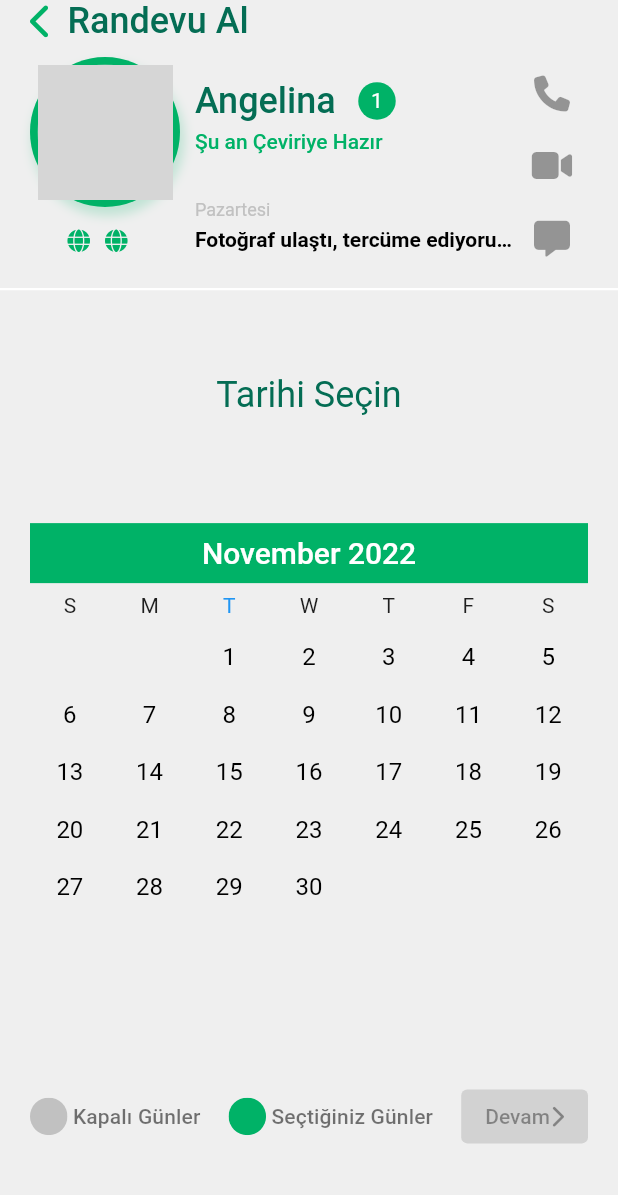
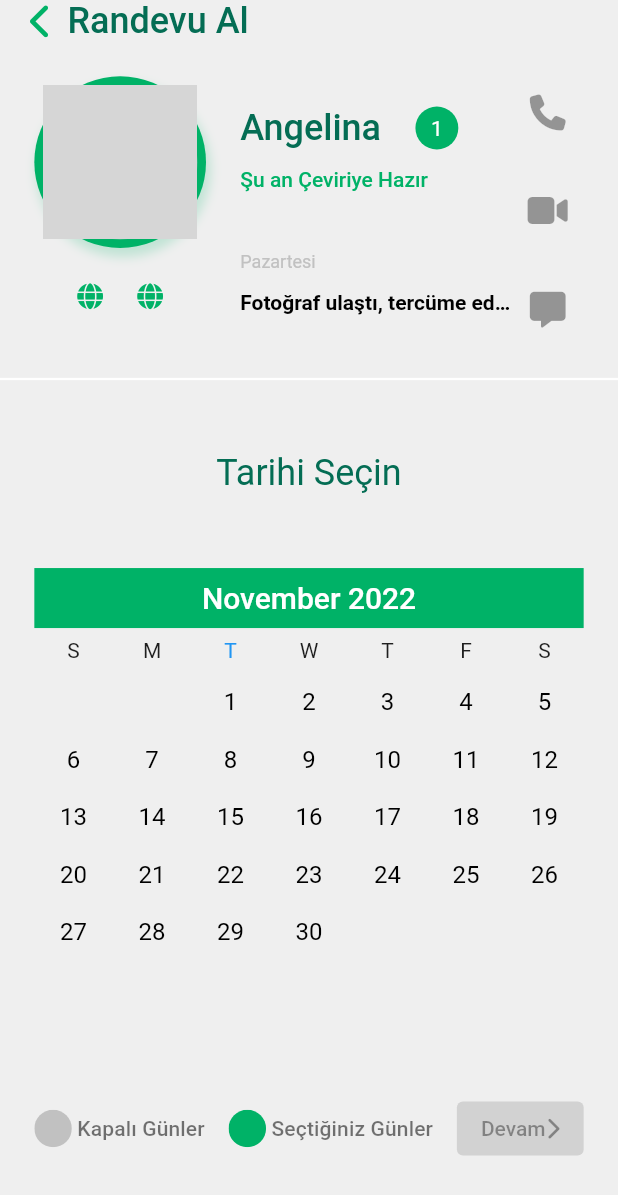
Before and after one commit to burhanKaynak/help_me_to_speak, a Flutter app: the TranslatorAppointmentView screen opened directly, on a phone screen of 412 x 824 dp. Shown: the top 1195 px of the screen. Run offline on Flutter 3.47's test engine with Material 2 defaults, Android fonts, the phone set to English and light mode, and no system bars; drawn by our look-alikes of cached_network_image, syncfusion_flutter_datepicker; our stand-ins replace flutter_screenutil, font_awesome_flutter, im_stepper; network calls fail; grey boxes are pictures that could not be loaded.

Commit message:
layout sizer

```diff
--- a/lib/main.dart
+++ b/lib/main.dart
@@ -1,9 +1,9 @@
 import 'package:flutter/material.dart';
 import 'package:flutter_screenutil/flutter_screenutil.dart';
+import 'package:help_me_to_speak/views/home/translator_appointment_view/translator_appointment_view.dart';
 
 import 'themes/project_theme_manager.dart';
 import 'themes/project_themes.dart';
-import 'views/home/home_view.dart';
 import 'widgets/app_scroll_behavior.dart';
 
 void main() {
@@ -23,7 +23,7 @@ class MyApp extends StatelessWidget {
               theme: lightTheme,
               darkTheme: darkTheme,
               themeMode: _themeManager.themeMode,
-              home: const HomeView(),
+              home: const TranslatorAppointmentView(),
             ));
   }
 }
--- /dev/null
+++ b/lib/utils/const/app_padding.dart
@@ -0,0 +1,9 @@
+import 'package:flutter/cupertino.dart';
+import 'package:flutter_screenutil/flutter_screenutil.dart';
+
+class AppPadding {
+  static final layoutPadding = const EdgeInsets.all(20).r;
+  static final verticalPadding = const EdgeInsets.symmetric(vertical: 20).r;
+  static final horizontalPadding = const EdgeInsets.symmetric(horizontal: 20).r;
+  static final avatarPadding = const EdgeInsets.all(5).r;
+}
--- /dev/null
+++ b/lib/utils/const/app_sizer.dart
@@ -0,0 +1,27 @@
+import 'package:flutter_screenutil/flutter_screenutil.dart';
+
+class AppSizer {
+  static final avatarSmall = 50.r;
+  static final avatarMedium = 75.r;
+  static final avatarLarge = 100.r;
+
+  static final imageSmallW = 75.w;
+  static final imageMediumW = 150.w;
+  static final imageLargeW = 225.w;
+
+  static final imageSmallH = 75.h;
+  static final imageMediumH = 150.h;
+  static final imageLargeH = 225.h;
+
+  static final iconSmall = 15.r;
+  static final iconMedium = 25.r;
+  static final iconLarge = 35.r;
+
+  static final circleSmall = 25.r;
+  static final circleMedium = 35.r;
+  static final circleLarge = 45.r;
+
+  static final cardSmall = 50.h;
+  static final cardMedium = 100.h;
+  static final cardLarge = 150.h;
+}
--- /dev/null
+++ b/lib/utils/const/app_spacer.dart
@@ -0,0 +1,11 @@
+import 'package:flutter_screenutil/flutter_screenutil.dart';
+
+class AppSpacer {
+  static final verticalSmallSpace = 10.verticalSpace;
+  static final verticalMediumSpace = 15.verticalSpace;
+  static final verticalLargeSpace = 20.verticalSpace;
+
+  static final horizontalSmallSpace = 10.horizontalSpace;
+  static final horizontalMediumSpace = 15.horizontalSpace;
+  static final horizontalLargeSpace = 20.horizontalSpace;
+}
--- a/lib/views/conversation/call_view/call_view.dart
+++ b/lib/views/conversation/call_view/call_view.dart
@@ -31,10 +31,6 @@ class _CallViewState extends State<CallView> {
   Widget get _buildHeader => Column(
         children: [
           const AppListCircleAvatar(
-              circleRadius: 100,
-              avatarHeight: 180,
-              avatarWidth: 180,
-              iconSize: 25,
               url:
                   'https://img.freepik.com/free-photo/modern-woman-taking-selfie_23-2147893976.jpg?w=1380&t=st=1664901155~exp=1664901755~hmac=9127862f43915452a82d24ac02ba9768ff5b63354f3f46bcaf54bbf830d34235',
               isOnline: true,
--- a/lib/views/home/account_view/account_view.dart
+++ b/lib/views/home/account_view/account_view.dart
@@ -2,6 +2,7 @@ import 'package:flutter/material.dart';
 import 'package:flutter_screenutil/flutter_screenutil.dart';
 import 'package:font_awesome_flutter/font_awesome_flutter.dart';
 import 'package:help_me_to_speak/themes/project_themes.dart';
+import 'package:help_me_to_speak/utils/const/app_padding.dart';
 import 'package:help_me_to_speak/widgets/app_buttons.dart';
 import 'package:help_me_to_speak/widgets/app_circle_avatar.dart';
 
@@ -16,7 +17,7 @@ class _AccountViewState extends State<AccountView> {
   @override
   Widget build(BuildContext context) {
     return Padding(
-      padding: const EdgeInsets.symmetric(horizontal: 20),
+      padding: AppPadding.horizontalPadding,
       child: Column(
         children: [
           15.verticalSpace,
--- a/lib/views/home/account_view/password_change_view/password_change_view.dart
+++ b/lib/views/home/account_view/password_change_view/password_change_view.dart
@@ -1,6 +1,7 @@
 import 'package:flutter/material.dart';
 import 'package:flutter/src/widgets/framework.dart';
 import 'package:flutter_screenutil/flutter_screenutil.dart';
+import 'package:help_me_to_speak/utils/const/app_padding.dart';
 
 import '../../../../widgets/app_buttons.dart';
 import '../../../../widgets/app_header.dart';
@@ -14,7 +15,7 @@ class PasswordChangeView extends StatelessWidget {
     return Scaffold(
       appBar: const AppHeader(backButton: true, title: 'Şifre Değiştir'),
       body: Padding(
-        padding: const EdgeInsets.all(20.0).r,
+        padding: AppPadding.layoutPadding,
         child: Form(
             child: Column(
           children: [
--- a/lib/views/home/chat_list_view/chat_list_view.dart
+++ b/lib/views/home/chat_list_view/chat_list_view.dart
@@ -1,4 +1,5 @@
 import 'package:flutter/material.dart';
+import 'package:help_me_to_speak/utils/const/app_padding.dart';
 import 'package:help_me_to_speak/widgets/app_card.dart';
 import 'package:help_me_to_speak/widgets/app_search_field.dart';
 
@@ -56,7 +57,7 @@ class _ChatListViewState extends State<ChatListView> {
     return Column(
       children: [
         Padding(
-          padding: const EdgeInsets.symmetric(horizontal: 20),
+          padding: AppPadding.horizontalPadding,
           child: Column(
             children: [
               AppSearchBarField(),
--- a/lib/views/home/home_view.dart
+++ b/lib/views/home/home_view.dart
@@ -1,8 +1,8 @@
 import 'package:flutter/material.dart';
 import 'package:font_awesome_flutter/font_awesome_flutter.dart';
+import 'package:help_me_to_speak/views/home/translator_list_view/translator_list_view.dart';
 
 import '../../widgets/app_header.dart';
-import 'account_view/account_view.dart';
 
 class HomeView extends StatefulWidget {
   const HomeView({super.key});
@@ -16,7 +16,7 @@ class _HomeViewState extends State<HomeView> {
   Widget build(BuildContext context) {
     return Scaffold(
       appBar: const AppHeader(title: 'Messages'),
-      body: const AccountView(),
+      body: const TranslatorListView(),
       bottomNavigationBar:
           BottomNavigationBar(items: const <BottomNavigationBarItem>[
         BottomNavigationBarItem(
--- a/lib/views/home/translator_appointment_view/translator_appointment_view.dart
+++ b/lib/views/home/translator_appointment_view/translator_appointment_view.dart
@@ -1,6 +1,7 @@
 import 'package:flutter/material.dart';
 import 'package:font_awesome_flutter/font_awesome_flutter.dart';
 import 'package:help_me_to_speak/themes/project_themes.dart';
+import 'package:help_me_to_speak/utils/const/app_padding.dart';
 import 'package:help_me_to_speak/views/home/chat_list_view/chat_list_view.dart';
 import 'package:help_me_to_speak/widgets/app_card.dart';
 import 'package:help_me_to_speak/widgets/app_header.dart';
@@ -41,7 +42,7 @@ class _TranslatorAppointmentViewState extends State<TranslatorAppointmentView> {
           ),
           Expanded(
             child: Padding(
-              padding: const EdgeInsets.all(20.0),
+              padding: AppPadding.layoutPadding,
               child: Column(
                 mainAxisAlignment: MainAxisAlignment.spaceAround,
                 children: [
@@ -50,33 +51,6 @@ class _TranslatorAppointmentViewState extends State<TranslatorAppointmentView> {
                     style: Theme.of(context).textTheme.headline5!.copyWith(
                         color: colorDarkGreen, fontWeight: FontWeight.w400),
                   ),
-                  // Container(
-                  //   decoration: BoxDecoration(
-                  //       color: colorLightGreen,
-                  //       borderRadius: BorderRadius.circular(10)),
-                  //   padding: const EdgeInsets.all(15),
-                  //   child: Row(
-                  //     mainAxisAlignment: MainAxisAlignment.spaceBetween,
-                  //     children: [
-                  //       IconButton(
-                  //           onPressed: null,
-                  //           icon: FaIcon(
-                  //             FontAwesomeIcons.chevronLeft,
-                  //             color: Colors.white,
-                  //           )),
-                  //       Text(
-                  //         'Haziran 2022',
-                  //         style: Theme.of(context).textTheme.headline6,
-                  //       ),
-                  //       IconButton(
-                  //           onPressed: null,
-                  //           icon: FaIcon(
-                  //             FontAwesomeIcons.chevronRight,
-                  //             color: Colors.white,
-                  //           )),
-                  //     ],
-                  //   ),
-                  // ),
                   _buildCalendar,
                   _buildFooter
                 ],
--- a/lib/views/home/translator_list_view/translator_list_view.dart
+++ b/lib/views/home/translator_list_view/translator_list_view.dart
@@ -1,4 +1,5 @@
 import 'package:flutter/material.dart';
+import 'package:help_me_to_speak/utils/const/app_padding.dart';
 import 'package:help_me_to_speak/widgets/app_silver_grid_delegate_fixed_cross_axis_count_and_fixed_heigth.dart';
 
 import '../../../themes/project_themes.dart';
@@ -89,13 +90,8 @@ class _TranslatorListViewState extends State<TranslatorListView> {
   @override
   Widget build(BuildContext context) {
     _themeData = Theme.of(context);
-
-    final Size size = MediaQuery.of(context).size;
-    final double itemHeigth = (size.height - kToolbarHeight - 24) / 2.4;
-    final double itemWidth = size.width / 2;
-
     return Padding(
-      padding: const EdgeInsets.symmetric(horizontal: 20),
+      padding: AppPadding.horizontalPadding,
       child: Column(
         children: [
           AppSearchBarField(),
--- a/lib/widgets/app_card.dart
+++ b/lib/widgets/app_card.dart
@@ -1,5 +1,8 @@
 import 'package:flutter/material.dart';
 import 'package:font_awesome_flutter/font_awesome_flutter.dart';
+import 'package:help_me_to_speak/utils/const/app_padding.dart';
+import 'package:help_me_to_speak/utils/const/app_sizer.dart';
+import 'package:help_me_to_speak/utils/const/app_spacer.dart';
 import 'package:help_me_to_speak/views/home/chat_list_view/chat_list_view.dart';
 
 import '../themes/project_themes.dart';
@@ -11,11 +14,9 @@ class AppCard extends StatelessWidget {
   final bool topDivider;
   AppCard({super.key, required this.chat, this.topDivider = true});
 
-  double? _cardHeight;
   ThemeData? _themeData;
   @override
   Widget build(BuildContext context) {
-    _cardHeight = 145;
     _themeData = Theme.of(context);
 
     return Container(
@@ -29,14 +30,12 @@ class AppCard extends StatelessWidget {
               color: Colors.white,
             ),
           Padding(
-            padding: const EdgeInsets.symmetric(horizontal: 20, vertical: 10),
+            padding: AppPadding.layoutPadding,
             child: Row(
               mainAxisAlignment: MainAxisAlignment.spaceAround,
               children: [
                 _buildCardLeftSide,
-                const SizedBox(
-                  width: 10,
-                ),
+                AppSpacer.horizontalLargeSpace,
                 Expanded(
                   child: _buildCardMiddle,
                 ),
@@ -51,7 +50,7 @@ class AppCard extends StatelessWidget {
 
   Widget get _buildCardLeftSide {
     return SizedBox(
-      height: _cardHeight,
+      height: AppSizer.cardLarge,
       child: AppListCircleAvatar(
         url: chat.avatar,
         isOnline: chat.isOnline,
@@ -64,7 +63,7 @@ class AppCard extends StatelessWidget {
   }
 
   Widget get _buildCardMiddle => SizedBox(
-        height: _cardHeight,
+        height: AppSizer.cardLarge,
         child: Column(
           crossAxisAlignment: CrossAxisAlignment.stretch,
           mainAxisAlignment: MainAxisAlignment.spaceAround,
@@ -79,24 +78,20 @@ class AppCard extends StatelessWidget {
                       style: _themeData!.textTheme.headline5!
                           .copyWith(color: colorDarkGreen),
                     ),
-                    const SizedBox(
-                      width: 15,
-                    ),
+                    AppSpacer.horizontalLargeSpace,
                     Container(
                       decoration: BoxDecoration(
                         borderRadius: BorderRadius.circular(50),
                         color: colorLightGreen,
                       ),
                       alignment: Alignment.center,
-                      width: 25,
-                      height: 25,
+                      width: AppSizer.circleSmall,
+                      height: AppSizer.circleSmall,
                       child: const Text('1'),
                     ),
                   ],
                 ),
-                const SizedBox(
-                  height: 5,
-                ),
+                AppSpacer.verticalSmallSpace,
                 Text(chat.isOnline ? 'Şu an Çeviriye Hazır' : 'Çevirimdışı',
                     style: _themeData!.textTheme.bodyText1!.copyWith(
                         color: chat.isOnline ? colorLightGreen : colorHint)),
@@ -112,14 +107,10 @@ class AppCard extends StatelessWidget {
                       style: _themeData!.textTheme.caption!
                           .copyWith(color: colorHint),
                     ),
-                    const SizedBox(
-                      width: 15,
-                    ),
+                    AppSpacer.horizontalMediumSpace,
                   ],
                 ),
-                const SizedBox(
-                  height: 5,
-                ),
+                AppSpacer.verticalSmallSpace,
                 Text(chat.lastMessage,
                     overflow: TextOverflow.ellipsis,
                     style: _themeData!.textTheme.bodyText1!.copyWith(
@@ -134,7 +125,7 @@ class AppCard extends StatelessWidget {
       );
 
   Widget get _buildCardRightSide => SizedBox(
-        height: _cardHeight,
+        height: AppSizer.cardLarge,
         child: Column(
           mainAxisAlignment: MainAxisAlignment.spaceBetween,
           children: const [
--- a/lib/widgets/app_circle_avatar.dart
+++ b/lib/widgets/app_circle_avatar.dart
@@ -1,23 +1,18 @@
 import 'package:cached_network_image/cached_network_image.dart';
 import 'package:flutter/material.dart';
 import 'package:font_awesome_flutter/font_awesome_flutter.dart';
+import 'package:help_me_to_speak/utils/const/app_padding.dart';
+import 'package:help_me_to_speak/utils/const/app_sizer.dart';
 
 import '../themes/project_themes.dart';
+import '../utils/const/app_spacer.dart';
 
 class AppCircleAvatar extends StatelessWidget {
   final String url;
-  final double circleRadius;
-  final double avatarWidth;
-  final double avatarHeight;
-  final double iconSize;
 
   const AppCircleAvatar({
     super.key,
     required this.url,
-    this.avatarHeight = 100,
-    this.avatarWidth = 100,
-    this.iconSize = 15,
-    this.circleRadius = 50,
   });
 
   @override
@@ -38,14 +33,14 @@ class AppCircleAvatar extends StatelessWidget {
           ),
           child: CircleAvatar(
             backgroundColor: colorLightGreen,
-            maxRadius: circleRadius,
+            maxRadius: AppSizer.avatarSmall,
             child: Padding(
-              padding: const EdgeInsets.all(5),
+              padding: AppPadding.avatarPadding,
               child: ClipOval(
                 child: CachedNetworkImage(
                   imageUrl: url,
-                  width: avatarWidth,
-                  height: avatarHeight,
+                  width: AppSizer.imageLargeW,
+                  height: AppSizer.imageLargeH,
                   fit: BoxFit.fitHeight,
                 ),
               ),
@@ -64,19 +59,11 @@ class AppListCircleAvatar extends StatelessWidget {
   final bool showLangs;
   final bool showAddRemoveButton;
   final bool hasChat;
-  final double circleRadius;
-  final double avatarWidth;
-  final double avatarHeight;
-  final double iconSize;
 
   const AppListCircleAvatar(
       {super.key,
       required this.url,
       this.showAddRemoveButton = false,
-      this.avatarHeight = 100,
-      this.avatarWidth = 100,
-      this.iconSize = 15,
-      this.circleRadius = 50,
       required this.isOnline,
       this.hasChat = false,
       required this.langs,
@@ -102,14 +89,14 @@ class AppListCircleAvatar extends StatelessWidget {
           child: Stack(children: [
             CircleAvatar(
               backgroundColor: isOnline ? colorLightGreen : Colors.white,
-              maxRadius: circleRadius,
+              maxRadius: AppSizer.avatarSmall,
               child: Padding(
-                padding: const EdgeInsets.all(5),
+                padding: AppPadding.avatarPadding,
                 child: ClipOval(
                   child: CachedNetworkImage(
                     imageUrl: url,
-                    width: avatarWidth,
-                    height: avatarHeight,
+                    width: AppSizer.imageLargeW,
+                    height: AppSizer.imageLargeH,
                     fit: BoxFit.fitHeight,
                   ),
                 ),
@@ -125,26 +112,23 @@ class AppListCircleAvatar extends StatelessWidget {
                       color: hasChat ? colorPrimary : colorLightGreen,
                     ),
                     alignment: Alignment.center,
-                    width: 25,
-                    height: 25,
+                    width: AppSizer.circleSmall,
+                    height: AppSizer.circleSmall,
                     child: hasChat
-                        ? const FaIcon(
+                        ? FaIcon(
                             FontAwesomeIcons.minus,
                             color: Colors.white,
-                            size: 15,
+                            size: AppSizer.iconSmall,
                           )
-                        : const FaIcon(
+                        : FaIcon(
                             FontAwesomeIcons.plus,
                             color: Colors.white,
-                            size: 15,
+                            size: AppSizer.iconSmall,
                           )),
               ),
           ]),
         ),
-        if (showLangs)
-          const SizedBox(
-            height: 15,
-          ),
+        if (showLangs) AppSpacer.verticalLargeSpace,
         if (showLangs)
           Row(
               mainAxisAlignment: MainAxisAlignment.center,
@@ -156,18 +140,16 @@ class AppListCircleAvatar extends StatelessWidget {
   List<Widget> get _buildLangIcons {
     var widgetCollection = <Widget>[];
 
-    for (var item in langs) {
+    for (var i = 0; i < langs.length; i++) {
       widgetCollection.add(
         FaIcon(
           FontAwesomeIcons.globe,
-          size: iconSize,
+          size: AppSizer.iconSmall,
         ),
       );
-      widgetCollection.add(
-        const SizedBox(
-          width: 10,
-        ),
-      );
+      if ((i + 1) != langs.length) {
+        widgetCollection.add(AppSpacer.horizontalLargeSpace);
+      }
     }
 
     return widgetCollection;
--- a/lib/widgets/app_divider.dart
+++ b/lib/widgets/app_divider.dart
@@ -1,4 +1,5 @@
 import 'package:flutter/material.dart';
+import 'package:help_me_to_speak/utils/const/app_padding.dart';
 
 import '../themes/project_themes.dart';
 
@@ -8,7 +9,7 @@ class AppDivider extends StatelessWidget {
   @override
   Widget build(BuildContext context) {
     return Container(
-      margin: const EdgeInsets.symmetric(vertical: 15),
+      margin: AppPadding.verticalPadding,
       child: Row(
         children: [
           const Expanded(
@@ -19,7 +20,7 @@ class AppDivider extends StatelessWidget {
             ),
           ),
           Container(
-            margin: const EdgeInsets.symmetric(horizontal: 20),
+            margin: AppPadding.horizontalPadding,
             child: Text('Veya',
                 style: Theme.of(context)
                     .textTheme
```
